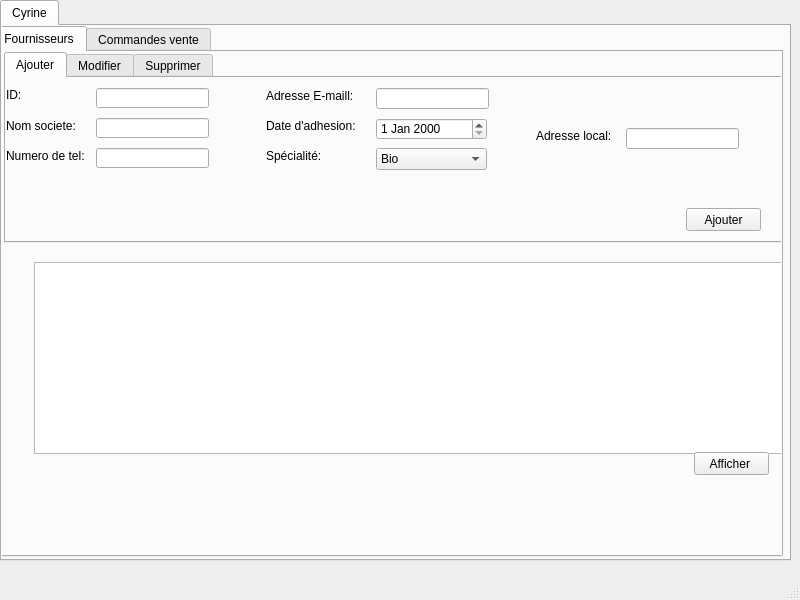
ramy25bh3/Pastry_Plus, file crud/crud/mainwindow.ui: the form before one commit.
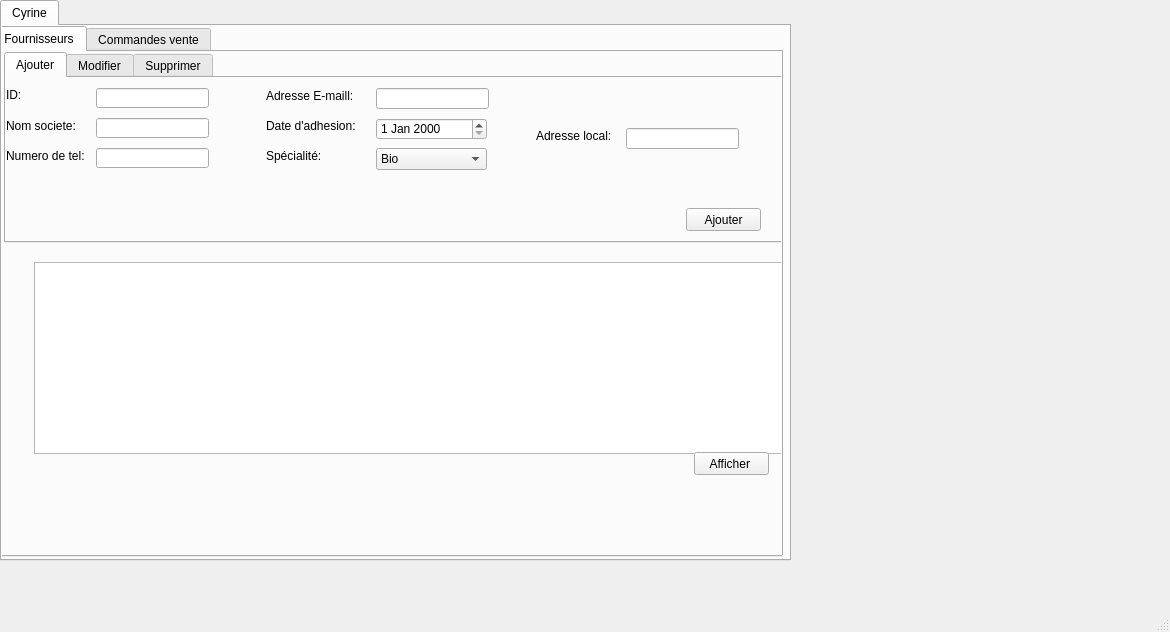
The form after the commit.

```diff
--- a/crud/crud/mainwindow.ui
+++ b/crud/crud/mainwindow.ui
@@ -6,8 +6,8 @@
    <rect>
     <x>0</x>
     <y>0</y>
-    <width>800</width>
-    <height>600</height>
+    <width>1170</width>
+    <height>632</height>
    </rect>
   </property>
   <property name="windowTitle">
```
Left out of the diff: 2 changed lines with no effect on the pictures.
